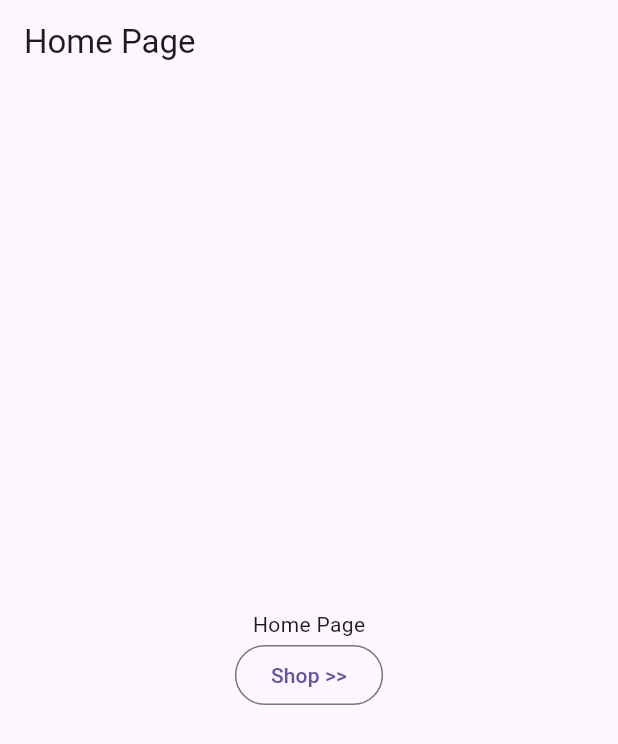
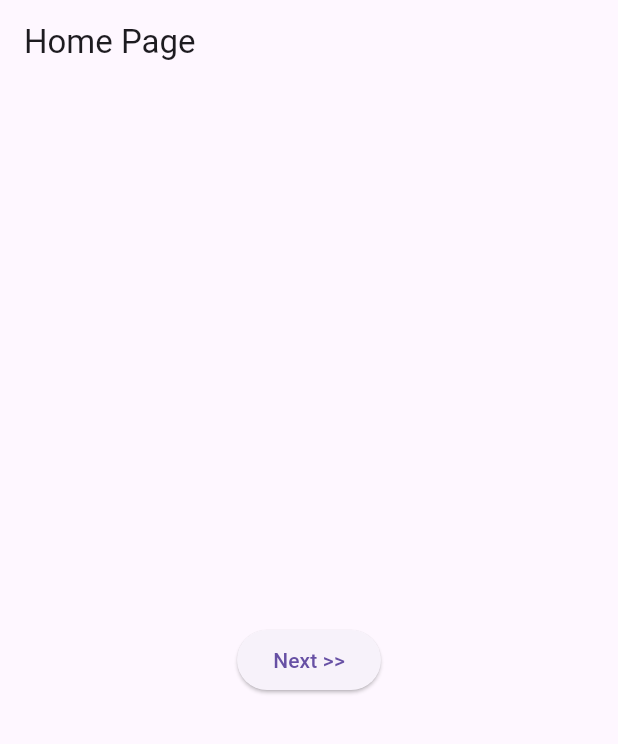
Before and after one commit to hafid-js/Flutter-GetX, a Flutter app: the screen it shows after launch, on a phone screen of 412 x 824 dp. Shown: the top 744 px of the screen. Run offline on Flutter 3.47's test engine with Material 3 defaults, Android fonts, the phone set to English and light mode, and no system bars; our stand-ins replace get.

```diff
--- /dev/null
+++ b/lib/bindings/countB.dart
@@ -0,0 +1,9 @@
+import 'package:flutter_getx/controllers/countC.dart';
+import 'package:get/get.dart';
+
+class CountB implements Bindings {
+  @override
+  void dependencies() {
+    Get.put(CountC());
+  }
+}
--- /dev/null
+++ b/lib/controllers/countC.dart
@@ -0,0 +1,6 @@
+import 'package:get/get.dart';
+
+class CountC extends GetxController{
+  var quantity = 0.obs;
+  var count = 0.obs;
+}
--- a/lib/controllers/shopC.dart
+++ /dev/null
@@ -1,6 +0,0 @@
-import 'package:get/get.dart';
-
-class ShopC  extends GetxController{
-  var quantity = 0.obs;
-  var total = 0.obs;
-}
--- a/lib/main.dart
+++ b/lib/main.dart
@@ -1,7 +1,7 @@
 import 'package:flutter/material.dart';
-import 'package:flutter_getx/pages/home/home.dart';
+import 'package:flutter_getx/pages/home.dart';
+import 'package:flutter_getx/routes/app_page.dart';
 import 'package:get/get.dart';
-import 'package:shared_preferences/shared_preferences.dart';
 
 void main() {
   runApp(MyApp());
@@ -10,6 +10,8 @@ void main() {
 class MyApp extends StatelessWidget {
   @override
   Widget build(BuildContext context) {
-    return GetMaterialApp(home: HomePage());
+    return GetMaterialApp(home: HomePage(),
+    getPages:
+      AppPages.pages);
   }
 }
--- /dev/null
+++ b/lib/pages/home.dart
@@ -0,0 +1,20 @@
+import 'package:flutter/material.dart';
+import 'package:flutter_getx/routes/route_name.dart';
+import 'package:get/get.dart';
+
+class HomePage extends StatelessWidget {
+
+  @override
+  Widget build(BuildContext context) {
+    return Scaffold(
+      appBar: AppBar(
+        title: Text("Home Page"),
+      ),
+      body: Center(
+        child: ElevatedButton(
+        onPressed: () => Get.toNamed(RouteName.count),
+        child: Text("Next >>")),
+      ),
+    );
+  }
+}
--- a/lib/pages/home/home.dart
+++ /dev/null
@@ -1,24 +0,0 @@
-
-
-import 'package:flutter/material.dart';
-import 'package:flutter_getx/pages/shop/shop.dart';
-import 'package:get/get.dart';
-
-class HomePage extends StatelessWidget {
-
-  @override
-  Widget build(BuildContext context) {
-    return Scaffold(
-      appBar: AppBar(title: Text("Home Page"),),
-      body: Center(
-        child: Column(
-        mainAxisAlignment: MainAxisAlignment.center,
-        children: [
-          Text("Home Page"),
-          OutlinedButton(onPressed: () => Get.to(() => ShopPage()), child: Text("Shop >>"),),
-        ],
-      ),
-      )
-    );
-  }
-}
--- /dev/null
+++ b/lib/routes/app_page.dart
@@ -0,0 +1,14 @@
+import 'package:flutter_getx/bindings/countB.dart';
+import 'package:flutter_getx/pages/count.dart';
+import 'package:flutter_getx/pages/home.dart';
+import 'package:flutter_getx/routes/route_name.dart';
+import 'package:get/get.dart';
+
+class AppPages {
+  static final pages = [
+    GetPage(name: RouteName.home, page: () => HomePage()),
+      GetPage(name: RouteName.count, page: () => CountPage(),
+      binding: CountB()
+      ),
+  ];
+}
--- /dev/null
+++ b/lib/routes/route_name.dart
@@ -0,0 +1,4 @@
+abstract class RouteName{
+  static const home = '/';
+  static const count = '/count';
+}
```
Also changed, not shown: lib/pages/count.dart (added, +27 -0 lines), lib/pages/shop/shop.dart (deleted, +0 -22 lines), lib/pages/shop/widgets/shop_item.dart (deleted, +0 -35 lines).
